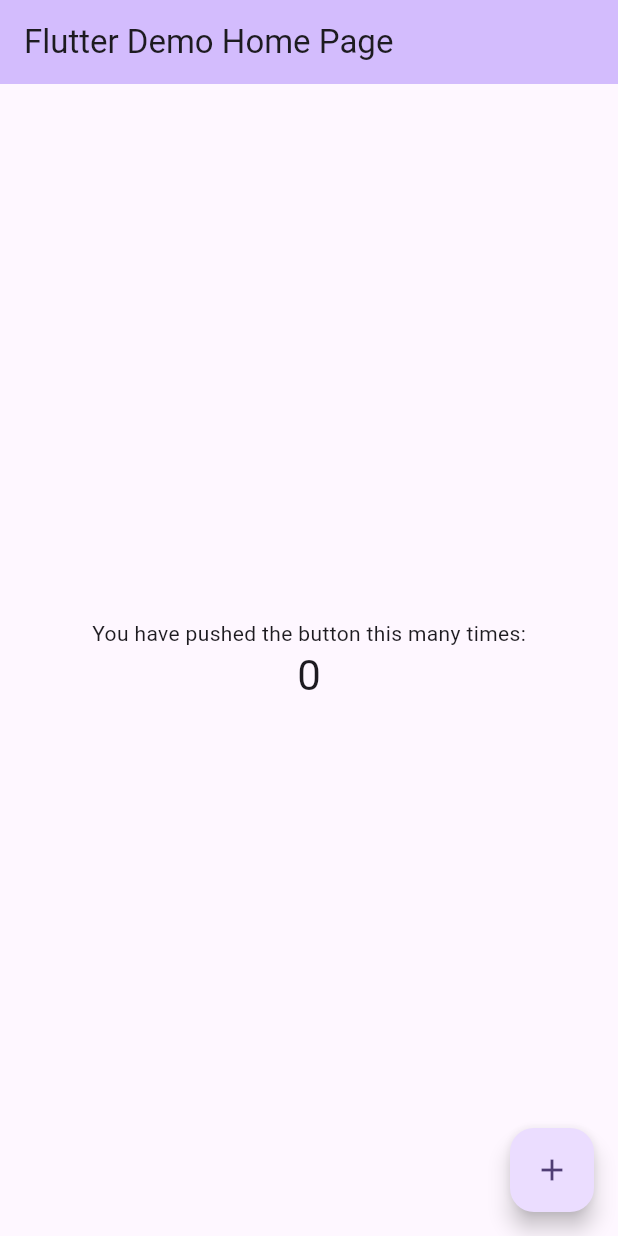
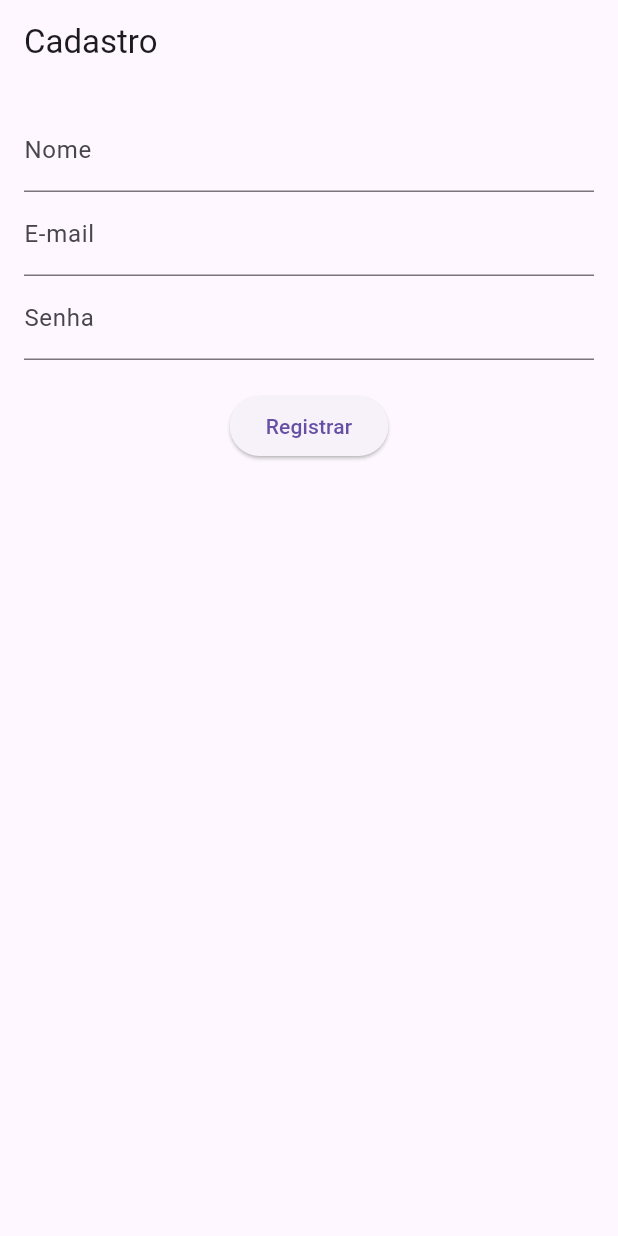
Before and after one commit to Erysilva98/WorkSpace_Flutter, a Flutter app: the screen it shows after launch, on a phone screen of 412 x 824 dp. Run offline on Flutter 3.47's test engine with Material 3 defaults, Android fonts, the phone set to English and light mode, and no system bars.

Commit message:
Projeto Form Card

```diff
--- /dev/null
+++ b/FormCadastro/app/lib/controller/register_Controller.dart
@@ -0,0 +1,8 @@
+import 'package:app/model/user.dart';
+
+class RegisterController {
+  User? createUser(String name, String email, String password) {
+    // Aqui você pode incluir lógica adicional antes de criar o usuário
+    return User(name: name, email: email, password: password);
+  }
+}
--- a/FormCadastro/app/lib/main.dart
+++ b/FormCadastro/app/lib/main.dart
@@ -1,125 +1,24 @@
 import 'package:flutter/material.dart';
+import 'package:app/view/register_Screen.dart';
 
 void main() {
-  runApp(const MyApp());
+  runApp(
+    const FormCard()
+  );
 }
 
-class MyApp extends StatelessWidget {
-  const MyApp({super.key});
+class FormCard extends StatelessWidget {
+  const FormCard({Key? key}) : super(key: key);
 
-  // This widget is the root of your application.
   @override
   Widget build(BuildContext context) {
     return MaterialApp(
-      title: 'Flutter Demo',
+      title: 'Formulário de Cadastro',
       theme: ThemeData(
-        // This is the theme of your application.
-        //
-        // TRY THIS: Try running your application with "flutter run". You'll see
-        // the application has a purple toolbar. Then, without quitting the app,
-        // try changing the seedColor in the colorScheme below to Colors.green
-        // and then invoke "hot reload" (save your changes or press the "hot
-        // reload" button in a Flutter-supported IDE, or press "r" if you used
-        // the command line to start the app).
-        //
-        // Notice that the counter didn't reset back to zero; the application
-        // state is not lost during the reload. To reset the state, use hot
-        // restart instead.
-        //
-        // This works for code too, not just values: Most code changes can be
-        // tested with just a hot reload.
-        colorScheme: ColorScheme.fromSeed(seedColor: Colors.deepPurple),
-        useMaterial3: true,
+        primarySwatch: Colors.blue,
+        visualDensity: VisualDensity.adaptivePlatformDensity,
       ),
-      home: const MyHomePage(title: 'Flutter Demo Home Page'),
+      home: const RegisterScreen(),
     );
   }
 }
-
-class MyHomePage extends StatefulWidget {
-  const MyHomePage({super.key, required this.title});
-
-  // This widget is the home page of your application. It is stateful, meaning
-  // that it has a State object (defined below) that contains fields that affect
-  // how it looks.
-
-  // This class is the configuration for the state. It holds the values (in this
-  // case the title) provided by the parent (in this case the App widget) and
-  // used by the build method of the State. Fields in a Widget subclass are
-  // always marked "final".
-
-  final String title;
-
-  @override
-  State<MyHomePage> createState() => _MyHomePageState();
-}
-
-class _MyHomePageState extends State<MyHomePage> {
-  int _counter = 0;
-
-  void _incrementCounter() {
-    setState(() {
-      // This call to setState tells the Flutter framework that something has
-      // changed in this State, which causes it to rerun the build method below
-      // so that the display can reflect the updated values. If we changed
-      // _counter without calling setState(), then the build method would not be
-      // called again, and so nothing would appear to happen.
-      _counter++;
-    });
-  }
-
-  @override
-  Widget build(BuildContext context) {
-    // This method is rerun every time setState is called, for instance as done
-    // by the _incrementCounter method above.
-    //
-    // The Flutter framework has been optimized to make rerunning build methods
-    // fast, so that you can just rebuild anything that needs updating rather
-    // than having to individually change instances of widgets.
-    return Scaffold(
-      appBar: AppBar(
-        // TRY THIS: Try changing the color here to a specific color (to
-        // Colors.amber, perhaps?) and trigger a hot reload to see the AppBar
-        // change color while the other colors stay the same.
-        backgroundColor: Theme.of(context).colorScheme.inversePrimary,
-        // Here we take the value from the MyHomePage object that was created by
-        // the App.build method, and use it to set our appbar title.
-        title: Text(widget.title),
-      ),
-      body: Center(
-        // Center is a layout widget. It takes a single child and positions it
-        // in the middle of the parent.
-        child: Column(
-          // Column is also a layout widget. It takes a list of children and
-          // arranges them vertically. By default, it sizes itself to fit its
-          // children horizontally, and tries to be as tall as its parent.
-          //
-          // Column has various properties to control how it sizes itself and
-          // how it positions its children. Here we use mainAxisAlignment to
-          // center the children vertically; the main axis here is the vertical
-          // axis because Columns are vertical (the cross axis would be
-          // horizontal).
-          //
-          // TRY THIS: Invoke "debug painting" (choose the "Toggle Debug Paint"
-          // action in the IDE, or press "p" in the console), to see the
-          // wireframe for each widget.
-          mainAxisAlignment: MainAxisAlignment.center,
-          children: <Widget>[
-            const Text(
-              'You have pushed the button this many times:',
-            ),
-            Text(
-              '$_counter',
-              style: Theme.of(context).textTheme.headlineMedium,
-            ),
-          ],
-        ),
-      ),
-      floatingActionButton: FloatingActionButton(
-        onPressed: _incrementCounter,
-        tooltip: 'Increment',
-        child: const Icon(Icons.add),
-      ), // This trailing comma makes auto-formatting nicer for build methods.
-    );
-  }
-}
--- /dev/null
+++ b/FormCadastro/app/lib/model/user.dart
@@ -0,0 +1,7 @@
+class User {
+  final String name;
+  final String email;
+  final String password;
+
+  User({required this.name, required this.email, required this.password});
+}
--- /dev/null
+++ b/FormCadastro/app/lib/view/register_Screen.dart
@@ -0,0 +1,87 @@
+import 'package:flutter/material.dart';
+import 'package:app/controller/register_controller.dart';
+import 'package:app/model/user.dart';
+import 'confirmation_Screen.dart';
+
+class RegisterScreen extends StatefulWidget {
+  const RegisterScreen({Key? key}) : super(key: key);
+
+  @override
+  _RegisterScreenState createState() => _RegisterScreenState();
+}
+
+class _RegisterScreenState extends State<RegisterScreen> {
+  final _formKey = GlobalKey<FormState>();
+  final _controller = RegisterController();
+  String _name = '';
+  String _email = '';
+  String _password = '';
+
+  void _submitForm() {
+    if (_formKey.currentState!.validate()) {
+      _formKey.currentState!.save();
+      // Use the controller to create a user and navigate to the confirmation screen
+      final user = _controller.createUser(_name, _email, _password);
+      if (user != null) {
+        Navigator.of(context).push(MaterialPageRoute(
+          builder: (context) => ConfirmationScreen(user: user),
+        ));
+      }
+    }
+  }
+
+  @override
+  Widget build(BuildContext context) {
+    return Scaffold(
+      appBar: AppBar(
+        title: const Text('Cadastro'),
+      ),
+      body: Form(
+        key: _formKey,
+        child: SingleChildScrollView(
+          padding: const EdgeInsets.all(16.0),
+          child: Column(
+            children: [
+              TextFormField(
+                decoration: const InputDecoration(labelText: 'Nome'),
+                validator: (value) {
+                  if (value == null || value.isEmpty) {
+                    return 'Por favor, insira seu nome';
+                  }
+                  return null;
+                },
+                onSaved: (value) => _name = value!,
+              ),
+              TextFormField(
+                decoration: const InputDecoration(labelText: 'E-mail'),
+                validator: (value) {
+                  if (value == null || value.isEmpty || !value.contains('@')) {
+                    return 'Por favor, insira um e-mail válido';
+                  }
+                  return null;
+                },
+                onSaved: (value) => _email = value!,
+              ),
+              TextFormField(
+                decoration: const InputDecoration(labelText: 'Senha'),
+                obscureText: true,
+                validator: (value) {
+                  if (value == null || value.isEmpty || value.length < 6) {
+                    return 'A senha deve ter pelo menos 6 caracteres';
+                  }
+                  return null;
+                },
+                onSaved: (value) => _password = value!,
+              ),
+              const SizedBox(height: 20),
+              ElevatedButton(
+                onPressed: _submitForm,
+                child: const Text('Registrar'),
+              ),
+            ],
+          ),
+        ),
+      ),
+    );
+  }
+}
```
Also changed, not shown: FormCadastro/app/lib/view/confirmation_Screen.dart (added, +28 -0 lines).
